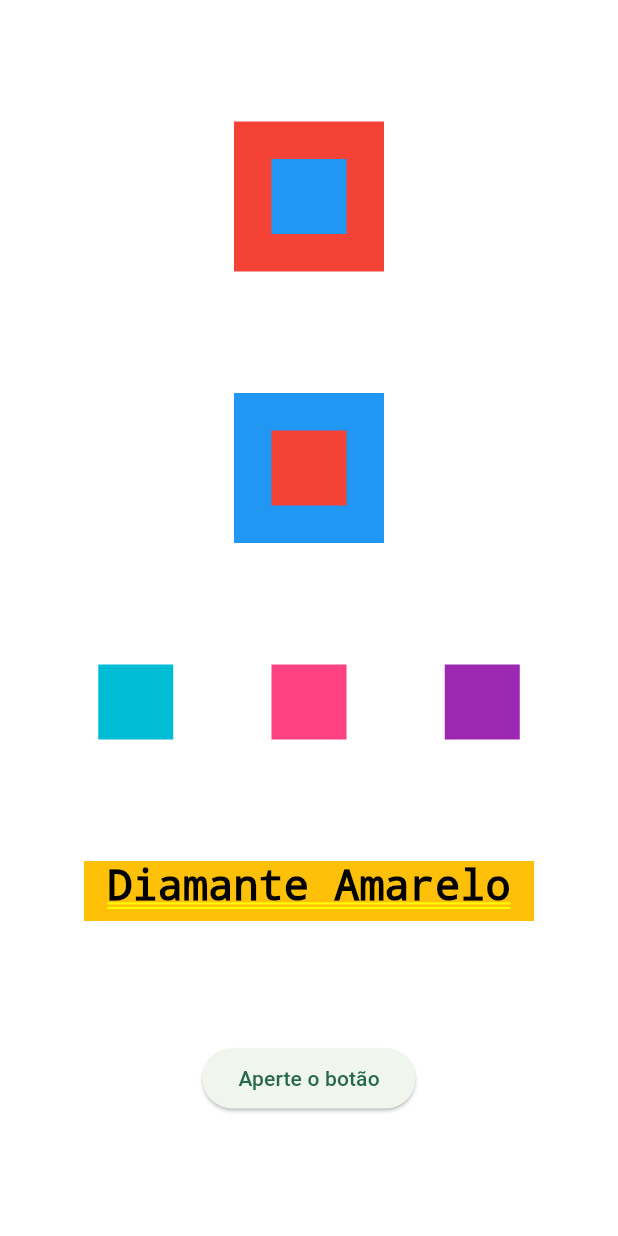
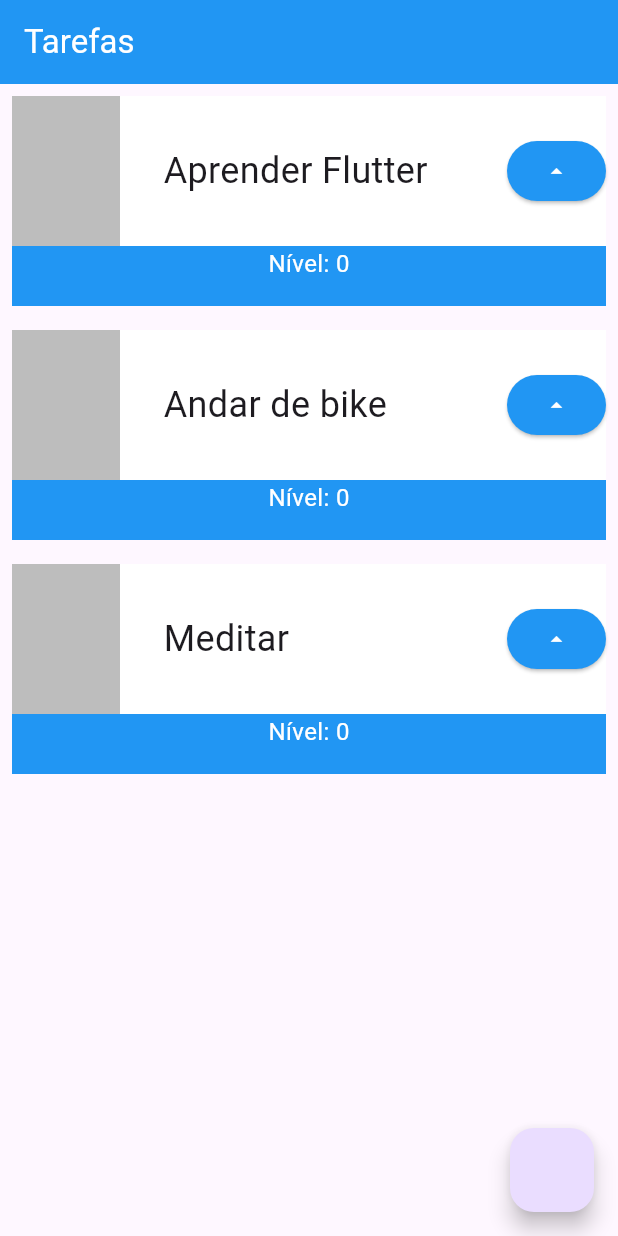
Before and after one commit to Brunoziel/Testes_Flutter, a Flutter app: the screen it shows after launch, on a phone screen of 412 x 824 dp. Run offline on Flutter 3.47's test engine with Material 3 defaults, Android fonts, the phone set to English and light mode, and no system bars.

Commit message:
Criando tela personalizada

```diff
--- a/alura_flutter/aula_flutter/lib/main.dart
+++ b/alura_flutter/aula_flutter/lib/main.dart
@@ -14,86 +14,95 @@ class MyApp extends StatelessWidget {
       debugShowCheckedModeBanner: false,
       title: 'Flutter Demo',
       theme: ThemeData(
-        colorScheme: ColorScheme.fromSeed(seedColor: Colors.greenAccent),
+        primarySwatch: Colors.blue,
         useMaterial3: true,
       ),
+      home: Scaffold(
+        appBar: AppBar(
+          backgroundColor: Colors.blue,
+          title: const Text(
+            "Tarefas",
+            style: TextStyle(color: Colors.white),
+          ),
+        ),
+        body: ListView(
+          children: [
+            Task('Aprender Flutter'),
+            Task('Andar de bike'),
+            Task('Meditar'),
+          ],
+        ),
+        floatingActionButton: FloatingActionButton(onPressed: () {}),
+      ),
+    );
+  }
+}
 
-      home: Container(
-        color: Colors.white,
-        child: Column(
-          mainAxisAlignment: MainAxisAlignment.spaceEvenly,
-          crossAxisAlignment: CrossAxisAlignment.center,
+class Task extends StatefulWidget {
+  final String nome;
+  const Task(this.nome, {super.key});
+
+  @override
+  State<Task> createState() => _TaskState();
+}
+
+class _TaskState extends State<Task> {
+int nivel = 0;
+
+  @override
+  Widget build(BuildContext context) {
+    return Padding(
+      padding: const EdgeInsets.all(8.0),
+      child: Container(
+        child: Stack(
           children: [
-            Stack(
-              alignment: AlignmentDirectional.center,
+            Container(
+              color: Colors.blue,
+              height: 140,
+            ),
+            Column(
               children: [
                 Container(
-                  color: Colors.red,
-                  width: 100,
+                  color: Colors.white,
                   height: 100,
+                  child: Row(
+                    mainAxisAlignment: MainAxisAlignment.spaceBetween,
+                    children: [
+                      Container(
+                        color: Colors.black26,
+                        width: 72,
+                        height: 100,
+                      ),
+                      Container(
+                          width: 200,
+                          child: Text(
+                            widget.nome,
+                            style: TextStyle(
+                                fontSize: 24, overflow: TextOverflow.ellipsis),
+                          )),
+                      ElevatedButton(
+                          onPressed: () {
+                            setState(() {
+                              nivel++;
+                            });
+                            print(nivel);
+                          },
+                          style: const ButtonStyle(
+                              backgroundColor:
+                                  MaterialStatePropertyAll<Color>(Colors.blue)),
+                          child: Icon(
+                            Icons.arrow_drop_up,
+                            color: Colors.white,
+                          ))
+                    ],
+                  ),
                 ),
-                Container(
-                  color: Colors.blue,
-                  width: 50,
-                  height: 50,
-                ),
+                Text(
+                  'Nível: $nivel',
+                  style: TextStyle(color: Colors.white, fontSize: 16),
+                )
               ],
             ),
-            Stack(
-              alignment: AlignmentDirectional.center,
-              children: [
-                Container(
-                  color: Colors.blue,
-                  width: 100,
-                  height: 100,
-                ),
-                Container(
-                  color: Colors.red,
-                  width: 50,
-                  height: 50,
-                ),
-              ],
-            ),
-            Row(
-              mainAxisAlignment: MainAxisAlignment.spaceEvenly,
-              crossAxisAlignment: CrossAxisAlignment.center,
-              children: [
-                Container(
-                  color: Colors.cyan,
-                  width: 50,
-                  height: 50,
-                ),
-                Container(
-                  color: Colors.pinkAccent,
-                  width: 50,
-                  height: 50,
-                ),
-                Container(
-                  color: Colors.purple,
-                  width: 50,
-                  height: 50,
-                ),
-              ],
-            ),
-            Container(
-              color: Colors.amber,
-              width: 300,
-              height: 40,
-              child: const Text(
-                'Diamante Amarelo',
-                style: TextStyle(
-                  color: Colors.black,
-                  fontSize: 28,
-                ),
-                textAlign: TextAlign.center,
-              ),
-            ),
-            ElevatedButton(
-              onPressed: () {
-                print("Você apertou o botão");
-              },
-              child: const Text("Aperte o botão"),
-            )
           ],
         ),
       ),
```
